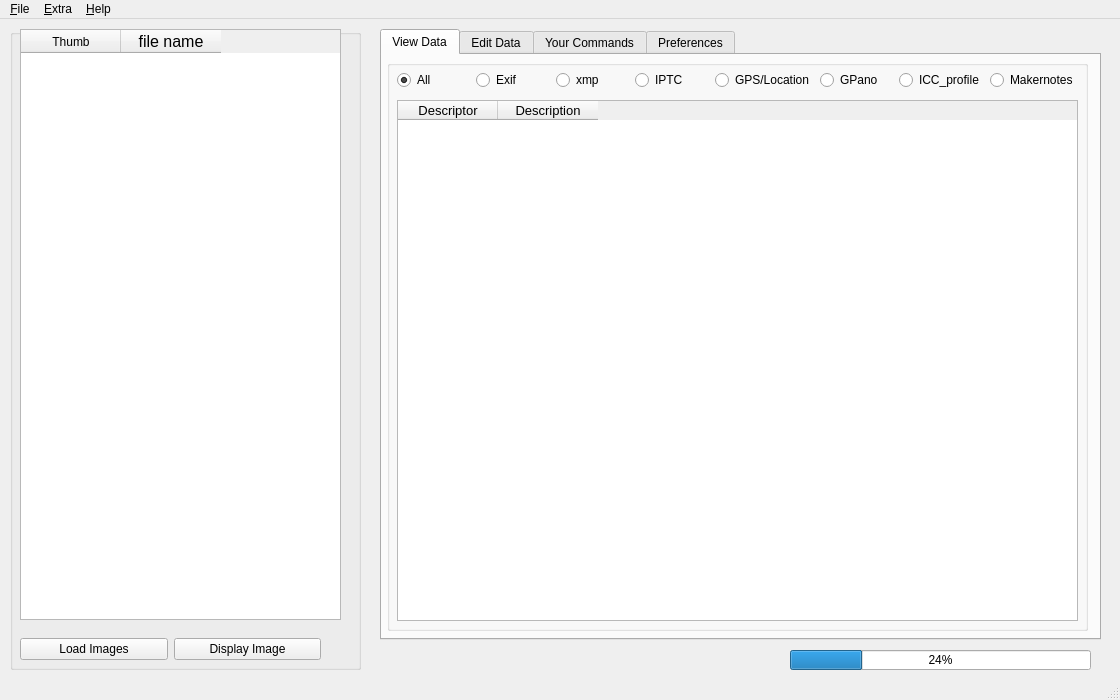
First picture: the form in scripts/ui/MainWindow.ui, repository hvdwolf/pyExifToolGUI, before the edit.
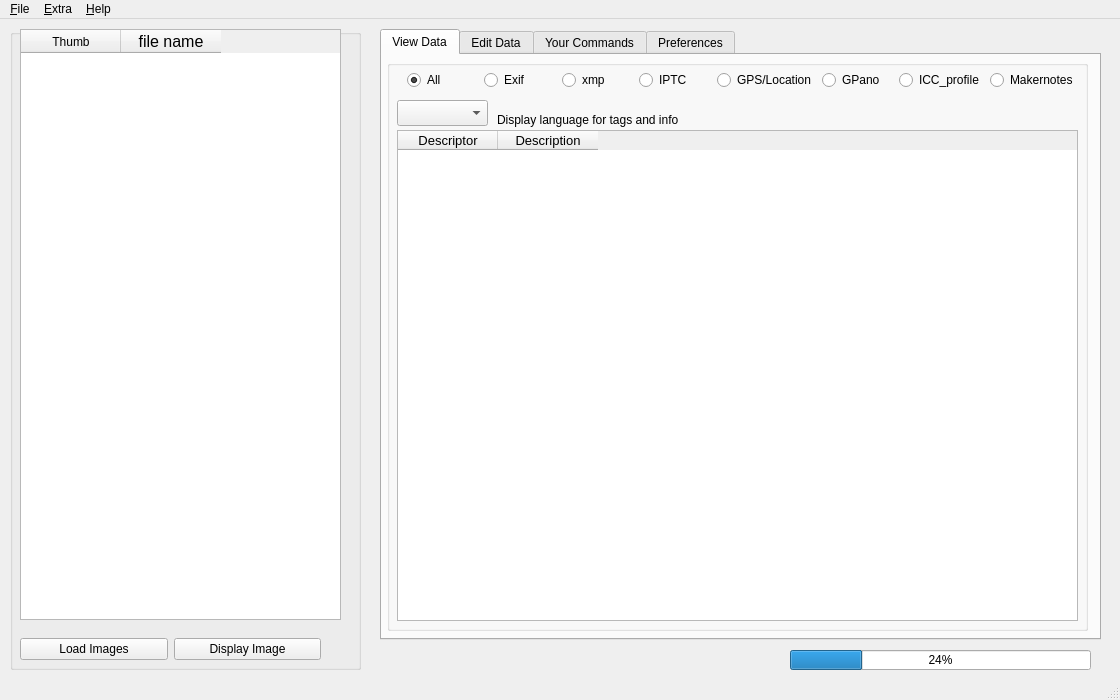
Second picture: the form after the edit.

Commit message: Add option to view tags and info in one of the supported languages

What changed in the file:
```diff
--- a/scripts/ui/MainWindow.ui
+++ b/scripts/ui/MainWindow.ui
@@ -189,9 +189,9 @@
        <property name="geometry">
         <rect>
          <x>10</x>
-         <y>40</y>
+         <y>70</y>
          <width>681</width>
-         <height>521</height>
+         <height>491</height>
         </rect>
        </property>
        <property name="font">
@@ -216,9 +216,9 @@
       <widget class="QWidget" name="horizontalLayoutWidget_3">
        <property name="geometry">
         <rect>
-         <x>0</x>
+         <x>10</x>
          <y>0</y>
-         <width>691</width>
+         <width>681</width>
          <height>41</height>
         </rect>
        </property>
@@ -305,6 +305,40 @@
         </item>
        </layout>
       </widget>
+      <widget class="QComboBox" name="comboBox_languages">
+       <property name="geometry">
+        <rect>
+         <x>10</x>
+         <y>40</y>
+         <width>91</width>
+         <height>26</height>
+        </rect>
+       </property>
+       <property name="toolTip">
+        <string>Select an ExifTool supported display language</string>
+       </property>
+       <property name="statusTip">
+        <string>Select an ExifTool supported display language</string>
+       </property>
+       <item>
+        <property name="text">
+         <string/>
+        </property>
+       </item>
+      </widget>
+      <widget class="QLabel" name="label_longlanguage">
+       <property name="geometry">
+        <rect>
+         <x>110</x>
+         <y>50</y>
+         <width>501</width>
+         <height>20</height>
+        </rect>
+       </property>
+       <property name="text">
+        <string>Display language for tags and info</string>
+       </property>
+      </widget>
      </widget>
     </widget>
     <widget class="QWidget" name="edittab">
```
Left out of the diff: 1 changed line with no effect on the pictures. The commit also changes 5 other files.
